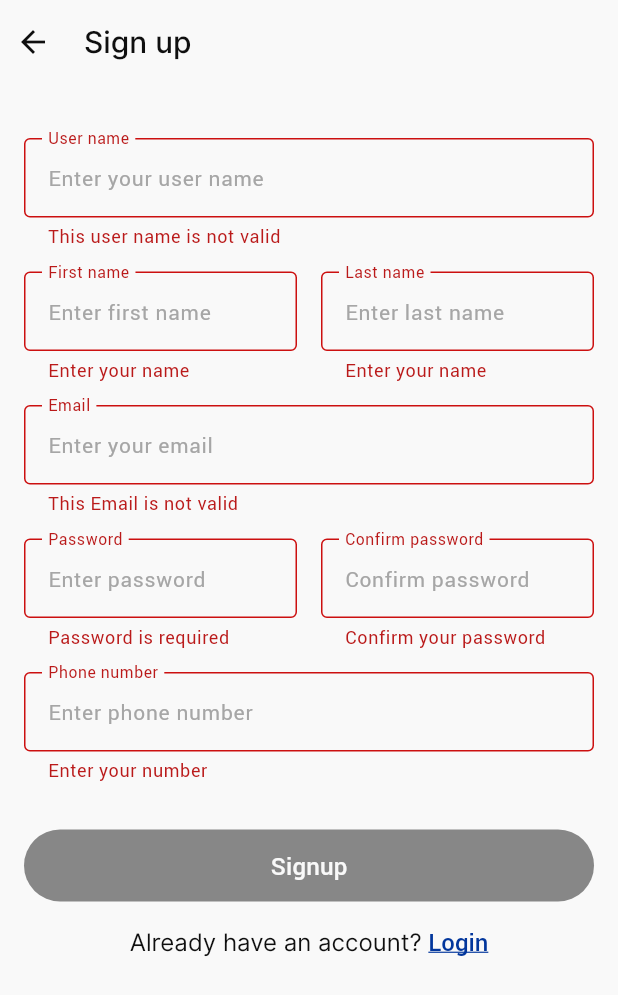
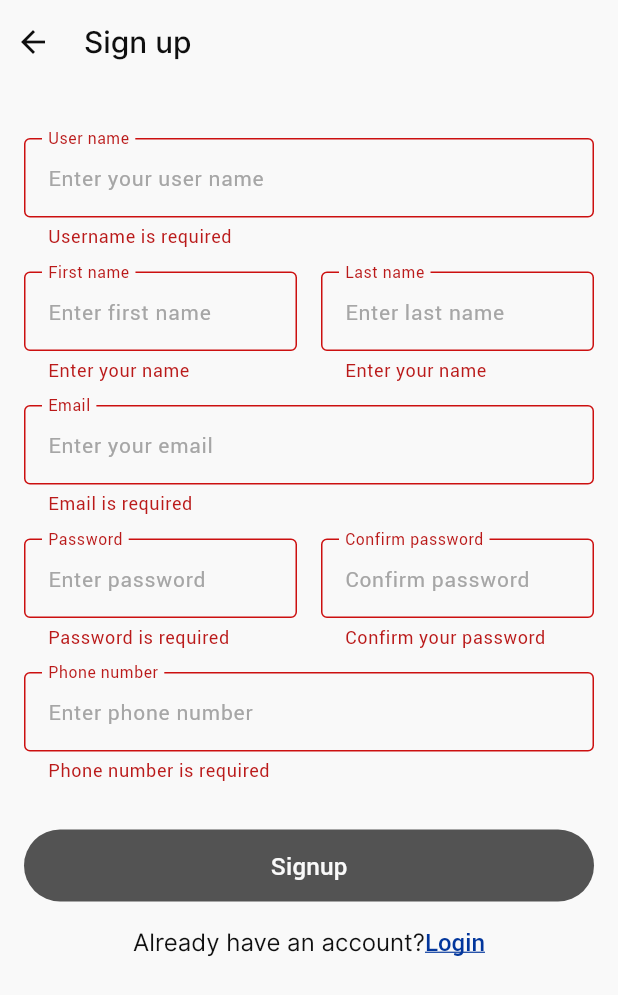
Before and after one commit to KhaledAhmed31/exam_app, a Flutter app: the SignupScreen screen opened by its route, after a tap on "Signup", on a phone screen of 412 x 824 dp. Shown: the top 995 px of the screen. Run offline on Flutter 3.47's test engine with Material 3 defaults, Android fonts, the phone set to English and light mode, and no system bars; drawn by our look-alikes of loader_overlay; our stand-ins replace bloc, cached_network_image, dartz, dio, equatable, flutter_bloc and 9 more; missing offline and left inert: flutter_timer_countdown; accounts and stored records are empty; generated files the repository leaves out were written again.

Commit message:
fix signup issues from PR review
Fixed all the comments from the team review:
- created domain entity for signup response instead of using data model
- added safe call helper to avoid repeating try catch everywhere
- fixed username validator regex, now it only accepts letters numbers and underscores 3-20 chars
- fixed the grammar error in password confirmation message
- moved all hardcoded strings to constants file
- fixed the button to use isDisabled parameter
- button now shows signing up when loading
- everything tested and working

```diff
--- a/lib/core/config/validation/app_validation.dart
+++ b/lib/core/config/validation/app_validation.dart
@@ -1,8 +1,10 @@
+import 'package:exam_app/core/constants/app_strings.dart';
+
 class Validators {
   static bool notEmpty(String? text) => text != null && text.trim().isNotEmpty;
 
   static String? nameValidator(String? val) {
-    RegExp nameRegExp = RegExp('[a-zA-Z]');
+    RegExp nameRegExp = RegExp(r'^[a-zA-Z\s]{2,50}$');
     if (val == null || val.isEmpty) {
       return "Enter your name";
     } else if (!nameRegExp.hasMatch(val)) {
@@ -13,22 +15,23 @@ class Validators {
   }
 
   static String? usernameValidator(String? val) {
-    RegExp nameRegExp = RegExp('[a-zA-Z]');
+    RegExp usernameRegExp = RegExp(r'^[a-zA-Z0-9_]{3,20}$');
+
     if (val == null || val.isEmpty) {
-      return "This user name is not valid";
-    } else if (!nameRegExp.hasMatch(val)) {
-      return "This user name is not valid";
+      return AppStrings.usernameRequired;
+    } else if (!usernameRegExp.hasMatch(val)) {
+      return AppStrings.usernameInvalid;
     } else {
       return null;
     }
   }
 
   static String? phoneValidator(String? val) {
-    RegExp phoneRegExp = RegExp(r'\d');
+    RegExp phoneRegExp = RegExp(r'^\d{10,15}$');
     if (val == null || val.isEmpty) {
-      return "Enter your number";
+      return AppStrings.phoneRequired;
     } else if (!phoneRegExp.hasMatch(val)) {
-      return "Enter valid number";
+      return AppStrings.phoneInvalid;
     } else {
       return null;
     }
@@ -36,7 +39,7 @@ class Validators {
 
   static String? passwordValidator(String? val) {
     if (val == null || val.isEmpty) {
-      return "Password is required";
+      return AppStrings.passwordRequired;
     } else if (val.length < 8) {
       return "Password must be at least 8 characters long";
     } else if (!val.contains(RegExp(r'[A-Z]'))) {
@@ -50,20 +53,23 @@ class Validators {
     }
     return null;
   }
-  static String? confirmPasswordValidator(String? val, String? confirmPassowrd) {
+
+  static String? confirmPasswordValidator(
+    String? val,
+    String? confirmPassword,
+  ) {
     if (val == null || val.isEmpty) {
-      return "Password is required";
-    }else if(val != confirmPassowrd){
-      return "Password doesn't match";
+      return AppStrings.confirmPasswordRequired;
+    } else if (val != confirmPassword) {
+      return AppStrings.passwordsDoNotMatch;
     }
     return null;
   }
 
   static String? signInPasswordValidator(String? val) {
     if (val == null || val.isEmpty) {
-      return "Password is required";
+      return AppStrings.passwordRequired;
     }
-
     return null;
   }
 
@@ -72,9 +78,9 @@ class Validators {
       r"^[a-zA-Z0-9.a-zA-Z0-9.!#$%&'*+-/=?^_`{|}~]+@[a-zA-Z0-9]+\.[a-zA-Z]+",
     );
     if (val == null || val.isEmpty) {
-      return "This Email is not valid";
+      return AppStrings.emailRequired;
     } else if (!emailRegExp.hasMatch(val)) {
-      return "This Email is not valid";
+      return AppStrings.emailInvalid;
     } else {
       return null;
     }
--- /dev/null
+++ b/lib/core/constants/app_strings.dart
@@ -0,0 +1,53 @@
+class AppStrings {
+  AppStrings._();
+
+  // ==================== Error Messages ====================
+  static const String signupFailed = 'Signup failed';
+  static const String networkError = 'Network error. Please try again.';
+  static const String connectionTimeout =
+      'Connection timeout. Please try again.';
+  static const String noInternet =
+      'No internet connection. Please check your network.';
+  static const String somethingWentWrong =
+      'Something went wrong. Please try again.';
+  static const String signupSuccess = 'Signup successful! Please login.';
+
+  // ==================== Validation Messages ====================
+
+  // Username
+  static const String usernameRequired = 'Username is required';
+  static const String usernameInvalid =
+      'Username must be 3-20 characters, and contain only letters, numbers, or underscores';
+
+  // Email
+  static const String emailRequired = 'Email is required';
+  static const String emailInvalid = 'This Email is not valid';
+
+  // Password
+  static const String passwordRequired = 'Password is required';
+  static const String passwordInvalid =
+      'Password must be at least 8 characters with uppercase, lowercase, and numbers';
+
+  // Confirm Password
+  static const String confirmPasswordRequired = 'Confirm your password';
+  static const String passwordsDoNotMatch = 'Passwords do not match';
+
+  // Phone
+  static const String phoneRequired = 'Phone number is required';
+  static const String phoneInvalid = 'Please enter a valid phone number';
+
+  // First/Last Name
+  static const String firstNameRequired = 'First name is required';
+  static const String lastNameRequired = 'Last name is required';
+
+  // ==================== Button Labels ====================
+  static const String signup = 'Signup';
+  static const String signingUp = 'Signing up...';
+  static const String login = 'Login';
+  static const String submit = 'Submit';
+  static const String cancel = 'Cancel';
+
+  // ==================== Navigation ====================
+  static const String alreadyHaveAccount = 'Already have an account?';
+  static const String dontHaveAccount = "Don't have an account?";
+}
--- a/lib/core/shared/presentation/widgets/app_button.dart
+++ b/lib/core/shared/presentation/widgets/app_button.dart
@@ -24,7 +24,7 @@ class AppButton extends StatelessWidget {
           style: ElevatedButton.styleFrom(
             backgroundColor: AppColors.blueBase,
             overlayColor: AppColors.white,
-            disabledBackgroundColor: AppColors.gray,
+            disabledBackgroundColor: AppColors.grey,
             disabledForegroundColor: AppColors.white,
           ),
           onPressed: isDisabled ? null : onPressed,
--- /dev/null
+++ b/lib/features/signup/domain/entities/signup_result_entity.dart
@@ -0,0 +1,20 @@
+class SignupResultEntity {
+  final String message;
+  final String? token;
+
+  SignupResultEntity({required this.message, this.token});
+
+  @override
+  String toString() => 'SignupResultEntity(message: $message, token: $token)';
+
+  @override
+  bool operator ==(Object other) {
+    if (identical(this, other)) return true;
+    return other is SignupResultEntity &&
+        other.message == message &&
+        other.token == token;
+  }
+
+  @override
+  int get hashCode => message.hashCode ^ token.hashCode;
+}
--- a/lib/features/signup/domain/repositories/signup_repository.dart
+++ b/lib/features/signup/domain/repositories/signup_repository.dart
@@ -1,8 +1,8 @@
 import 'package:dartz/dartz.dart';
 import 'package:exam_app/core/shared/error/failure.dart';
-import 'package:exam_app/features/signup/data/models/signup_response_model.dart';
 import 'package:exam_app/features/signup/domain/entities/signup_entity.dart';
+import 'package:exam_app/features/signup/domain/entities/signup_result_entity.dart';
 
 abstract class SignupRepository {
-  Future<Either<Failure, SignupResponseModel>> signup(SignupEntity signupEntity);
+  Future<Either<Failure, SignupResultEntity>> signup(SignupEntity signupEntity);
 }
--- a/lib/features/signup/domain/usecases/signup_usecase.dart
+++ b/lib/features/signup/domain/usecases/signup_usecase.dart
@@ -1,9 +1,9 @@
 import 'package:dartz/dartz.dart';
 import 'package:exam_app/core/shared/error/failure.dart';
 import 'package:exam_app/features/signup/domain/entities/signup_entity.dart';
+import 'package:exam_app/features/signup/domain/entities/signup_result_entity.dart';
 import 'package:exam_app/features/signup/domain/repositories/signup_repository.dart';
 
-import 'package:exam_app/features/signup/data/models/signup_response_model.dart';
 import 'package:injectable/injectable.dart';
 
 @injectable
@@ -12,7 +12,7 @@ class SignupUseCase {
 
   SignupUseCase({required this.repository});
 
-  Future<Either<Failure, SignupResponseModel>> call(
+  Future<Either<Failure, SignupResultEntity>> call(
     SignupEntity signupEntity,
   ) async {
     return await repository.signup(signupEntity);
--- a/lib/features/signup/presentation/screens/signup_screen.dart
+++ b/lib/features/signup/presentation/screens/signup_screen.dart
@@ -1,4 +1,5 @@
 import 'package:exam_app/core/config/validation/app_validation.dart';
+import 'package:exam_app/core/constants/app_strings.dart';
 import 'package:exam_app/core/shared/presentation/widgets/app_button.dart';
 import 'package:exam_app/core/shared/presentation/widgets/custom_text_feild.dart';
 import 'package:exam_app/core/ui_manager/colors/app_colors.dart';
@@ -91,7 +92,7 @@ class _SignupScreenState extends State<SignupScreen> {
       password: _passwordController.text,
       rePassword: _confirmPasswordController.text,
       phone: _phoneController.text,
-      userName: _userNameController.text,
+      userName: _userNameController.text.toLowerCase(),
     );
   }
 
@@ -117,9 +118,7 @@ class _SignupScreenState extends State<SignupScreen> {
                 context.loaderOverlay.hide();
                 ScaffoldMessenger.of(context).showSnackBar(
                   const SnackBar(
-                    content: Text(
-                      'Account created successfully! Please login.',
-                    ),
+                    content: Text(AppStrings.signupSuccess),
                     backgroundColor: AppColors.success,
                     duration: Duration(seconds: 2),
                   ),
@@ -201,10 +200,10 @@ class _SignupScreenState extends State<SignupScreen> {
                               textFieldController: _confirmPasswordController,
                               validator: (val) {
                                 if (val == null || val.isEmpty) {
-                                  return "Confirm your password";
+                                  return AppStrings.confirmPasswordRequired;
                                 }
                                 if (val != _passwordController.text) {
-                                  return "Password not matched";
+                                  return AppStrings.passwordsDoNotMatch;
                                 }
                                 return null;
                               },
@@ -223,10 +222,11 @@ class _SignupScreenState extends State<SignupScreen> {
                       ),
                       const SizedBox(height: 32),
                       AppButton(
-                        title: isLoading ? 'Signup' : 'Signup',
-                        onPressed: (isLoading || (_submitted && !isFormValid))
-                            ? null
-                            : () => _handleSignup(context),
+                        title: isLoading
+                            ? AppStrings.signingUp
+                            : AppStrings.signup,
+                        isDisabled: isLoading || (_submitted && !isFormValid),
+                        onPressed: () => _handleSignup(context),
                       ),
                       const SizedBox(height: 16),
                       Center(
@@ -236,14 +236,14 @@ class _SignupScreenState extends State<SignupScreen> {
                           },
                           child: RichText(
                             text: TextSpan(
-                              text: 'Already have an account? ',
+                              text: AppStrings.alreadyHaveAccount,
                               style: FontStyleManager.interRegular(
                                 color: AppColors.blackBase,
                                 fontSize: FontSizesManager.s16,
                               ),
                               children: [
                                 TextSpan(
-                                  text: 'Login',
+                                  text: AppStrings.login,
                                   style: const TextStyle(
                                     decoration: TextDecoration.underline,
                                     color: AppColors.blueBase,
--- a/lib/features/signup/view_model/signup_state.dart
+++ b/lib/features/signup/view_model/signup_state.dart
@@ -12,12 +12,12 @@ class SignupInitial extends SignupState {}
 class SignupLoading extends SignupState {}
 
 class SignupSuccess extends SignupState {
-  final SignupResponseModel signupResponseModel;
+  final SignupResultEntity signupResult;
 
-  const SignupSuccess(this.signupResponseModel);
+  const SignupSuccess(this.signupResult);
 
   @override
-  List<Object> get props => [signupResponseModel];
+  List<Object> get props => [signupResult];
 }
 
 class SignupError extends SignupState {
```
Also changed, not shown: lib/core/utils/api_call_helper.dart (added, +49 -0 lines), lib/features/signup/data/repositories/signup_repository_impl.dart (+14 -18 lines), lib/features/signup/view_model/signup_cubit.dart (+5 -2 lines), lib/core/config/di/di.config.dart, 1 other file.
